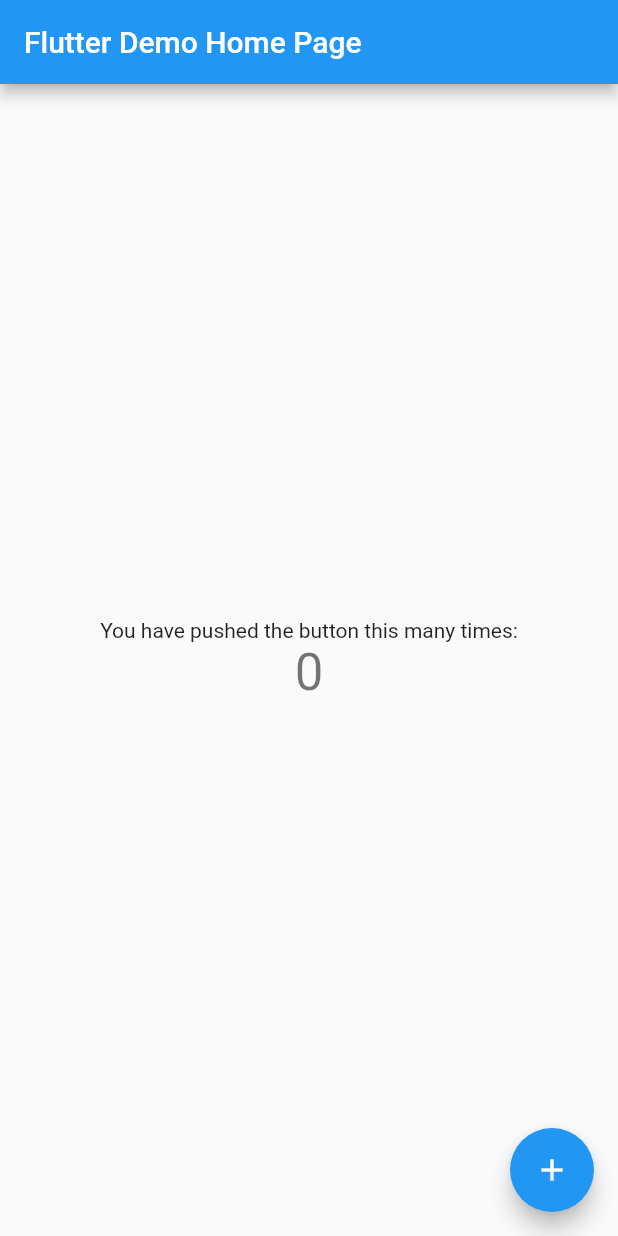
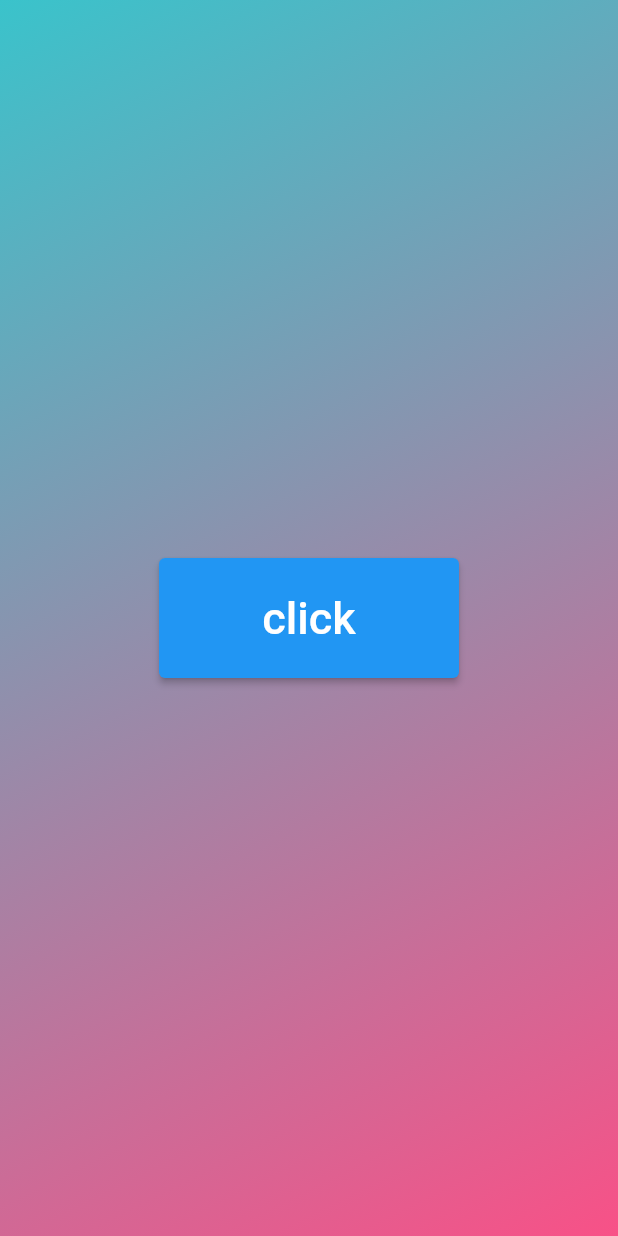
Before and after one commit to Nuri801/notifications_images_localdatabase, a Flutter app: the screen it shows after launch, on a phone screen of 412 x 824 dp. Run offline on Flutter 3.47's test engine with Material 2 defaults, Android fonts, the phone set to English and light mode, and no system bars; our stand-ins replace flutter_local_notifications.

Commit message:
Notifications up and running on both iOS and Android

```diff
--- /dev/null
+++ b/lib/assets/noti.dart
@@ -0,0 +1,32 @@
+import 'package:flutter_local_notifications/flutter_local_notifications.dart';
+
+class Noti{
+
+  static Future initialize(FlutterLocalNotificationsPlugin flutterLocalNotificationsPlugin) async {
+    var androidInitialize = const AndroidInitializationSettings('mipmap/ic_launcher');
+    var iOSInitialize = const DarwinInitializationSettings();
+    var initializationsSettings = InitializationSettings(android: androidInitialize,
+        iOS: iOSInitialize);
+    await flutterLocalNotificationsPlugin.initialize(initializationsSettings);
+  }
+
+  static Future showBigTextNotification({var id =0,required String title, required String body,
+    var payload, required FlutterLocalNotificationsPlugin fln
+  } ) async {
+    AndroidNotificationDetails androidPlatformChannelSpecifics =
+    const AndroidNotificationDetails(
+      'you_can_name_it_whatever1',
+      'channel_name',
+
+      playSound: true,
+      // sound: RawResourceAndroidNotificationSound('notification'),
+      importance: Importance.max,
+      priority: Priority.high,
+    );
+
+    var not= NotificationDetails(android: androidPlatformChannelSpecifics,
+        iOS: const DarwinNotificationDetails()
+    );
+    await fln.show(0, title, body, not);
+  }
+}
--- a/lib/main.dart
+++ b/lib/main.dart
@@ -1,3 +1,4 @@
+import 'package:fast_campus_app/pages/notification_page.dart';
 import 'package:flutter/material.dart';
 
 void main() {
@@ -5,81 +6,13 @@
 }
 
 class MyApp extends StatelessWidget {
-  const MyApp({super.key});
+  const MyApp({Key? key}) : super(key: key);
 
-  // This widget is the root of your application.
   @override
   Widget build(BuildContext context) {
-    return MaterialApp(
-      title: 'Flutter Demo',
-      theme: ThemeData(
-        primarySwatch: Colors.blue,
-      ),
-      home: const MyHomePage(title: 'Flutter Demo Home Page'),
+    return const MaterialApp(
+      debugShowCheckedModeBanner: false,
+      home: HomePage(),
     );
   }
 }
-
-class MyHomePage extends StatefulWidget {
-  const MyHomePage({super.key, required this.title});
-  final String title;
-
-  @override
-  State<MyHomePage> createState() => _MyHomePageState();
-}
-
-class _MyHomePageState extends State<MyHomePage> {
-  int _counter = 0;
-
-  void _incrementCounter() {
-    setState(() {
-      _counter++;
-    });
-  }
-
-  @override
-  Widget build(BuildContext context) {
-    return Scaffold(
-      appBar: AppBar(
-        // Here we take the value from the MyHomePage object that was created by
-        // the App.build method, and use it to set our appbar title.
-        title: Text(widget.title),
-      ),
-      body: Center(
-        // Center is a layout widget. It takes a single child and positions it
-        // in the middle of the parent.
-        child: Column(
-          // Column is also a layout widget. It takes a list of children and
-          // arranges them vertically. By default, it sizes itself to fit its
-          // children horizontally, and tries to be as tall as its parent.
-          //
-          // Invoke "debug painting" (press "p" in the console, choose the
-          // "Toggle Debug Paint" action from the Flutter Inspector in Android
-          // Studio, or the "Toggle Debug Paint" command in Visual Studio Code)
-          // to see the wireframe for each widget.
-          //
-          // Column has various properties to control how it sizes itself and
-          // how it positions its children. Here we use mainAxisAlignment to
-          // center the children vertically; the main axis here is the vertical
-          // axis because Columns are vertical (the cross axis would be
-          // horizontal).
-          mainAxisAlignment: MainAxisAlignment.center,
-          children: <Widget>[
-            const Text(
-              'You have pushed the button this many times:',
-            ),
-            Text(
-              '$_counter',
-              style: Theme.of(context).textTheme.headline4,
-            ),
-          ],
-        ),
-      ),
-      floatingActionButton: FloatingActionButton(
-        onPressed: _incrementCounter,
-        tooltip: 'Increment',
-        child: const Icon(Icons.add),
-      ), // This trailing comma makes auto-formatting nicer for build methods.
-    );
-  }
-}
--- /dev/null
+++ b/lib/pages/notification_page.dart
@@ -0,0 +1,60 @@
+import 'package:flutter/material.dart';
+import 'package:flutter_local_notifications/flutter_local_notifications.dart';
+import '../assets/noti.dart';
+
+final FlutterLocalNotificationsPlugin flutterLocalNotificationsPlugin =
+FlutterLocalNotificationsPlugin();
+
+class HomePage extends StatefulWidget {
+  const HomePage({Key? key}) : super(key: key);
+
+  @override
+  State<HomePage> createState() => _HomePageState();
+}
+
+class _HomePageState extends State<HomePage> {
+  @override
+  void initState() {
+    // TODO: implement initState
+    super.initState();
+    Noti.initialize(flutterLocalNotificationsPlugin);
+  }
+
+  @override
+  Widget build(BuildContext context) {
+    return Container(
+      decoration: const BoxDecoration(
+        gradient: LinearGradient(
+            begin: Alignment.topLeft,
+            end: Alignment.bottomRight,
+            colors: [Color(0xFF3ac3cb), Color(0xFFf85187)]),
+      ),
+      child: Scaffold(
+        backgroundColor: Colors.transparent,
+        body: Center(
+          child: Container(
+            decoration: BoxDecoration(
+              color: Colors.white,
+              borderRadius: BorderRadius.circular(20),
+            ),
+            width: 200,
+            height: 80,
+            child: ElevatedButton(
+              onPressed: () {
+                Noti.showBigTextNotification(
+                  title: 'message title',
+                  body: 'message',
+                  fln: flutterLocalNotificationsPlugin,
+                );
+              },
+              child: const Text(
+                'click',
+                style: TextStyle(fontSize: 30),
+              ),
+            ),
+          ),
+        ),
+      ),
+    );
+  }
+}
--- a/pubspec.yaml
+++ b/pubspec.yaml
@@ -36,7 +36,7 @@
   # The following adds the Cupertino Icons font to your application.
   # Use with the CupertinoIcons class for iOS style icons.
   cupertino_icons: ^1.0.2
-  flutter_local_notifications: ^13.0.0
+  flutter_local_notifications:
 
 dev_dependencies:
   flutter_test:
```
Also changed, not shown: lib/pages/image_picker_page.dart (added), 3 other files.
